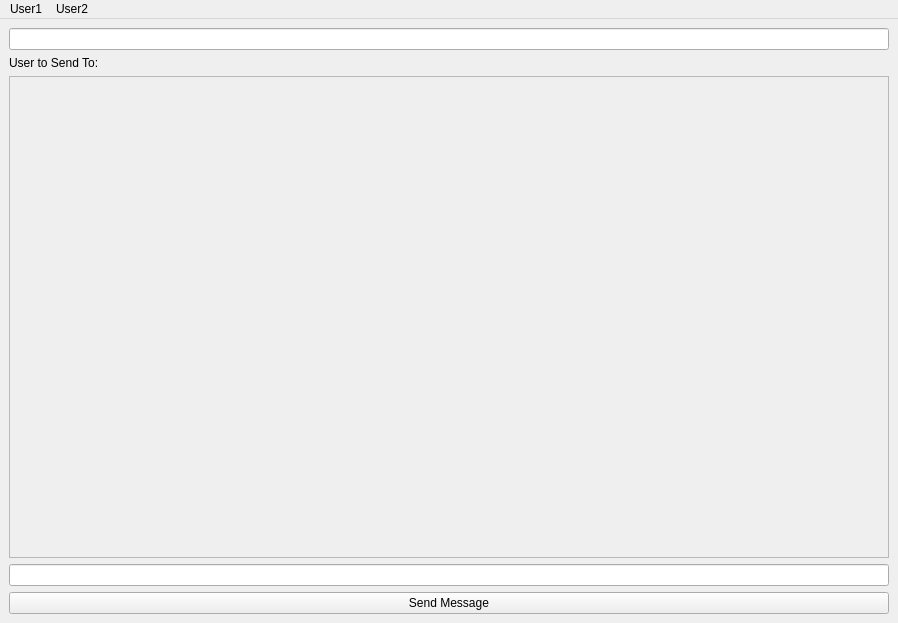
The window that ChatAppClient/ChattingWindow.ui (pahuljotmatharoo/SignalSync-client) describes before a commit, drawn with Qt 5.
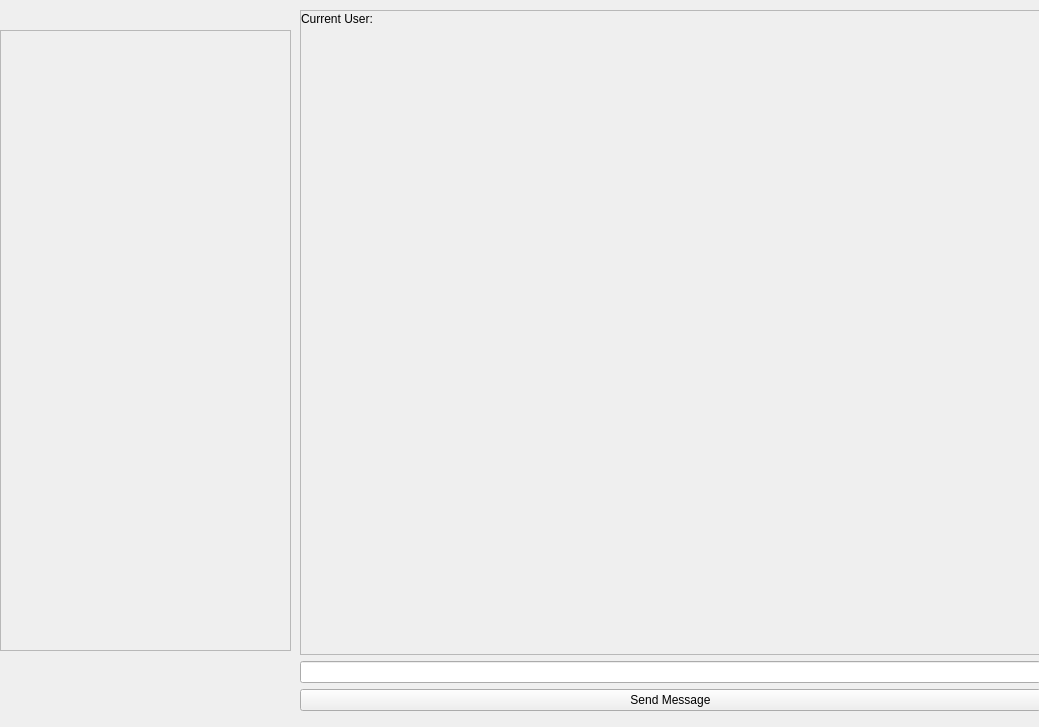
The same window after the commit.

Commit message: added messaging to diff users with UI

What changed in the file:
```diff
--- a/ChatAppClient/ChattingWindow.ui
+++ b/ChatAppClient/ChattingWindow.ui
@@ -6,8 +6,8 @@
    <rect>
     <x>0</x>
     <y>0</y>
-    <width>898</width>
-    <height>623</height>
+    <width>1039</width>
+    <height>727</height>
    </rect>
   </property>
   <property name="sizePolicy">
@@ -23,17 +23,27 @@
    <enum>Qt::LayoutDirection::LeftToRight</enum>
   </property>
   <widget class="QWidget" name="centralwidget">
+   <widget class="QWidget" name="verticalLayoutWidget">
+    <property name="geometry">
+     <rect>
+      <x>0</x>
+      <y>30</y>
+      <width>291</width>
+      <height>621</height>
+     </rect>
+    </property>
+    <layout class="QVBoxLayout" name="verticalLayout_2"/>
+   </widget>
+   <widget class="QWidget" name="layoutWidget">
+    <property name="geometry">
+     <rect>
+      <x>300</x>
+      <y>10</y>
+      <width>741</width>
+      <height>701</height>
+     </rect>
+    </property>
    <layout class="QVBoxLayout" name="verticalLayout">
-    <item>
-     <widget class="QLineEdit" name="Username_input"/>
-    </item>
-    <item>
-     <widget class="QLabel" name="label">
-      <property name="text">
-       <string>User to Send To:</string>
-      </property>
-     </widget>
-    </item>
     <item>
      <widget class="QScrollArea" name="scrollArea">
       <property name="enabled">
@@ -47,15 +57,32 @@
         <rect>
          <x>0</x>
          <y>0</y>
-         <width>878</width>
-         <height>470</height>
-        </rect>
-       </property>
+          <width>737</width>
+          <height>637</height>
+         </rect>
+        </property>
+        <widget class="QLabel" name="label">
+         <property name="geometry">
+          <rect>
+           <x>0</x>
+           <y>0</y>
+           <width>739</width>
+           <height>16</height>
+          </rect>
+         </property>
+         <property name="text">
+          <string>Current User:</string>
+         </property>
+        </widget>
       </widget>
      </widget>
     </item>
     <item>
-     <widget class="QLineEdit" name="Message_input"/>
+      <widget class="QLineEdit" name="Message_input">
+       <property name="enabled">
+        <bool>true</bool>
+       </property>
+      </widget>
     </item>
     <item>
      <widget class="QPushButton" name="sendButton">
@@ -66,27 +93,39 @@
     </item>
    </layout>
   </widget>
+   <widget class="QScrollArea" name="scrollArea_2">
+    <property name="geometry">
+     <rect>
+      <x>0</x>
+      <y>30</y>
+      <width>291</width>
+      <height>621</height>
+     </rect>
+    </property>
+    <property name="widgetResizable">
+     <bool>true</bool>
+    </property>
+    <widget class="QWidget" name="scrollAreaWidgetContents_2">
+     <property name="geometry">
+      <rect>
+       <x>0</x>
+       <y>0</y>
+       <width>289</width>
+       <height>619</height>
+      </rect>
+     </property>
+    </widget>
+   </widget>
+  </widget>
   <widget class="QMenuBar" name="menubar">
    <property name="geometry">
     <rect>
      <x>0</x>
      <y>0</y>
-     <width>898</width>
+     <width>1039</width>
      <height>21</height>
     </rect>
    </property>
-   <widget class="QMenu" name="menuUser1">
-    <property name="title">
-     <string>User1</string>
-    </property>
-   </widget>
-   <widget class="QMenu" name="menuUser2">
-    <property name="title">
-     <string>User2</string>
-    </property>
-   </widget>
-   <addaction name="menuUser1"/>
-   <addaction name="menuUser2"/>
   </widget>
  </widget>
  <resources/>
```
Lines whose indentation alone changed are shown as unchanged. The commit also changes 18 other files.
